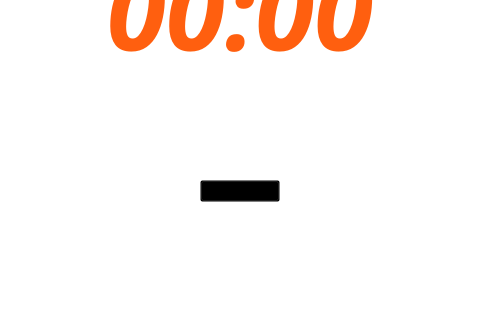
Above: widget_form.ui from neurotoxin78/QPanInfo before the change; both pictures show x 129 to 609 and y 280 to 600 of the 1024 by 600 pixel window. Below: the same form after it.
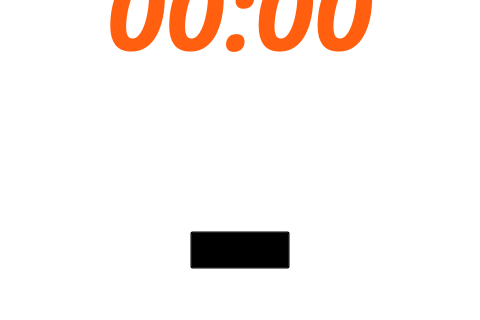
That is the form after the change. Icons and pictures are not drawn.

Diff of the .ui file:
```diff
--- a/widget_form.ui
+++ b/widget_form.ui
@@ -89,19 +89,36 @@
           <enum>QFrame::Raised</enum>
          </property>
          <layout class="QGridLayout" name="l_bottom_frameLayout">
-          <item row="0" column="0">
+          <property name="sizeConstraint">
+           <enum>QLayout::SetDefaultConstraint</enum>
+          </property>
+          <item row="0" column="0" alignment="Qt::AlignBottom">
            <widget class="QPushButton" name="appBtn">
             <property name="maximumSize">
              <size>
-              <width>80</width>
-              <height>16777215</height>
+              <width>100</width>
+              <height>40</height>
              </size>
             </property>
+            <property name="font">
+             <font>
+              <family>Roboto Mono for Powerline</family>
+              <pointsize>16</pointsize>
+              <bold>true</bold>
+              <underline>true</underline>
+             </font>
+            </property>
             <property name="text">
              <string>Apps</string>
             </property>
             <property name="icon">
-             <iconset theme="go-up"/>
+             <iconset theme="system-run"/>
+            </property>
+            <property name="iconSize">
+             <size>
+              <width>24</width>
+              <height>24</height>
+             </size>
             </property>
            </widget>
           </item>
```
